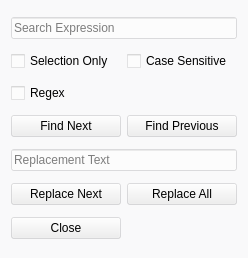
Before: the Qt Designer form src/app/finddialog.ui in tdauth/vjasside, drawn with Qt 5.
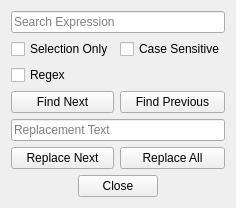
After: the same form once the commit is applied.

```diff
--- a/src/app/finddialog.ui
+++ b/src/app/finddialog.ui
@@ -9,8 +9,8 @@
    <rect>
     <x>0</x>
     <y>0</y>
-    <width>248</width>
-    <height>258</height>
+    <width>176</width>
+    <height>170</height>
    </rect>
   </property>
   <property name="sizePolicy">
@@ -21,72 +21,15 @@
   </property>
   <property name="minimumSize">
    <size>
-    <width>200</width>
-    <height>200</height>
+    <width>0</width>
+    <height>0</height>
    </size>
   </property>
   <property name="palette">
    <palette>
-    <active>
-     <colorrole role="Base">
-      <brush brushstyle="SolidPattern">
-       <color alpha="255">
-        <red>252</red>
-        <green>252</green>
-        <blue>252</blue>
-       </color>
-      </brush>
-     </colorrole>
-     <colorrole role="Window">
-      <brush brushstyle="SolidPattern">
-       <color alpha="100">
-        <red>239</red>
-        <green>240</green>
-        <blue>241</blue>
-       </color>
-      </brush>
-     </colorrole>
-    </active>
-    <inactive>
-     <colorrole role="Base">
-      <brush brushstyle="SolidPattern">
-       <color alpha="255">
-        <red>252</red>
-        <green>252</green>
-        <blue>252</blue>
-       </color>
-      </brush>
-     </colorrole>
-     <colorrole role="Window">
-      <brush brushstyle="SolidPattern">
-       <color alpha="100">
-        <red>239</red>
-        <green>240</green>
-        <blue>241</blue>
-       </color>
-      </brush>
-     </colorrole>
-    </inactive>
-    <disabled>
-     <colorrole role="Base">
-      <brush brushstyle="SolidPattern">
-       <color alpha="100">
-        <red>239</red>
-        <green>240</green>
-        <blue>241</blue>
-       </color>
-      </brush>
-     </colorrole>
-     <colorrole role="Window">
-      <brush brushstyle="SolidPattern">
-       <color alpha="100">
-        <red>239</red>
-        <green>240</green>
-        <blue>241</blue>
-       </color>
-      </brush>
-     </colorrole>
-    </disabled>
+    <active/>
+    <inactive/>
+    <disabled/>
    </palette>
   </property>
   <property name="windowTitle">
@@ -135,13 +78,6 @@
      </property>
     </widget>
    </item>
-   <item row="6" column="1">
-    <widget class="QPushButton" name="pushButton_4">
-     <property name="text">
-      <string>Close</string>
-     </property>
-    </widget>
-   </item>
    <item row="4" column="1" colspan="2">
     <widget class="QLineEdit" name="lineEdit_2">
      <property name="inputMask">
@@ -166,6 +102,16 @@
      </property>
     </widget>
    </item>
+   <item row="6" column="1" colspan="2">
+    <widget class="QDialogButtonBox" name="buttonBox">
+     <property name="standardButtons">
+      <set>QDialogButtonBox::Close</set>
+     </property>
+     <property name="centerButtons">
+      <bool>true</bool>
+     </property>
+    </widget>
+   </item>
   </layout>
  </widget>
  <resources/>
```
Left out of the diff: 39 changed lines with no effect on the pictures.
